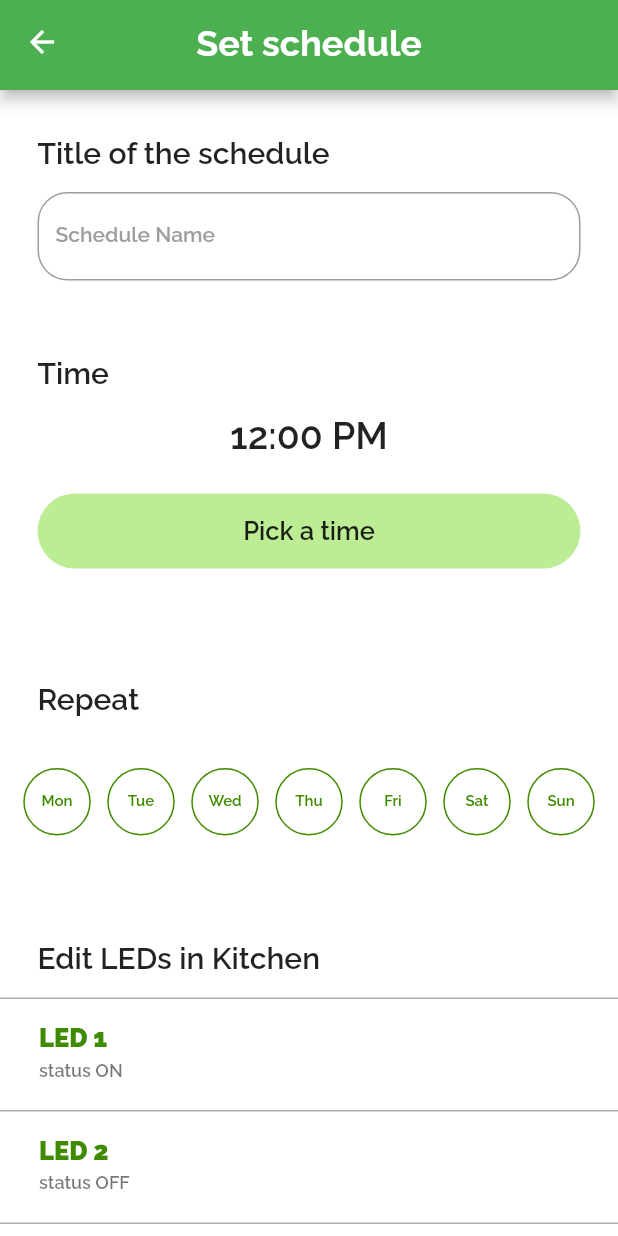
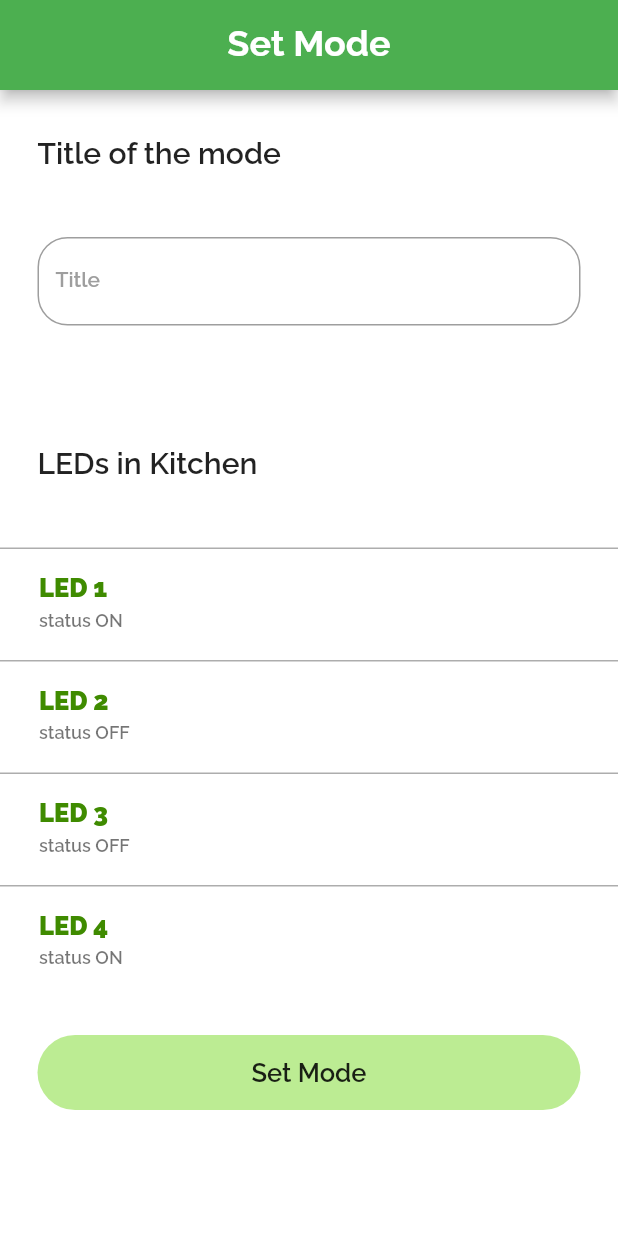
Before and after one commit to MohammadAlAgha/luminexa, a Flutter app: the screen it shows after launch, on a phone screen of 412 x 824 dp. Run offline on Flutter 3.47's test engine with Material 2 defaults, Android fonts, the phone set to English and light mode, and no system bars; our stand-ins replace flutter_svg, google_nav_bar.

Commit message:
Frontend: Created the set mode page

```diff
--- a/luminexa_mobile/lib/main.dart
+++ b/luminexa_mobile/lib/main.dart
@@ -4,6 +4,7 @@ import 'package:flutter/material.dart';
 import 'package:luminexa_mobile/screens/landingPageUser.dart';
 import 'package:luminexa_mobile/screens/login.dart';
 import 'package:luminexa_mobile/screens/setSchedulePage.dart';
+import 'package:luminexa_mobile/screens/setModePage.dart';
 import 'package:luminexa_mobile/screens/signUp.dart';
 import 'package:luminexa_mobile/screens/systemPage.dart';
 
@@ -25,7 +26,7 @@ class _MyAppState extends State<MyApp> {
       theme: ThemeData(
           primarySwatch: Colors.green, scaffoldBackgroundColor: Colors.white),
       debugShowCheckedModeBanner: false,
-      home: setSchedulePage(),
+      home: setModePage(),
     );
   }
 }
--- /dev/null
+++ b/luminexa_mobile/lib/screens/setModePage.dart
@@ -0,0 +1,72 @@
+import 'package:flutter/material.dart';
+import 'package:luminexa_mobile/widgets/appBarWidget/appBarWidget.dart';
+import 'package:luminexa_mobile/widgets/authWidgets/authWidgets.dart';
+import 'package:luminexa_mobile/widgets/buttonWidget/buttonWidget.dart';
+import 'package:luminexa_mobile/widgets/listsWidget/ledsListWidget.dart';
+
+class setModePage extends StatelessWidget {
+  setModePage({super.key});
+
+  final modeController = TextEditingController();
+  final leds = ["LED 1", "LED 2", "LED 3", "LED 4"];
+  final status = ["ON", "OFF", "OFF", "ON"];
+  @override
+  Widget build(BuildContext context) {
+    return Scaffold(
+      appBar: appBar(title: "Set Mode"),
+      body: SingleChildScrollView(
+          child: Column(
+        children: [
+          Padding(
+            padding: const EdgeInsets.symmetric(horizontal: 25, vertical: 30),
+            child: Row(
+              children: [
+                Text(
+                  "Title of the mode",
+                  style: TextStyle(fontFamily: "RalewayBold", fontSize: 20),
+                )
+              ],
+            ),
+          ),
+          SizedBox(
+            height: 15,
+          ),
+          sytledTextField(
+              isPass: false,
+              controller: modeController,
+              label: "Title",
+              hintText: "Title"),
+          SizedBox(
+            height: 50,
+          ),
+          Padding(
+            padding: const EdgeInsets.symmetric(horizontal: 25, vertical: 30),
+            child: Row(
+              children: [
+                Text(
+                  "LEDs in Kitchen",
+                  style: TextStyle(fontFamily: "RalewayBold", fontSize: 20),
+                )
+              ],
+            ),
+          ),
+          SizedBox(
+            height: 15,
+          ),
+          ListView.builder(
+            physics: ScrollPhysics(parent: null),
+            shrinkWrap: true,
+            itemCount: leds.length,
+            itemBuilder: (BuildContext context, int index) {
+              return ledListOption(ledName: leds[index], status: status[index]);
+            },
+          ),
+          Padding(
+            padding: const EdgeInsets.all(25),
+            child: styledButton(innerText: "Set Mode"),
+          )
+        ],
+      )),
+    );
+  }
+}
--- a/luminexa_mobile/lib/screens/setSchedulePage.dart
+++ b/luminexa_mobile/lib/screens/setSchedulePage.dart
@@ -33,7 +33,7 @@ class _setSchedulePageState extends State<setSchedulePage> {
   Widget build(BuildContext context) {
     return Scaffold(
       appBar: appBar(
-        title: "Set schedule",
+        title: "Set Schedule",
         iconLeading: Icon(Icons.arrow_back),
       ),
       body: SingleChildScrollView(
@@ -59,8 +59,8 @@ class _setSchedulePageState extends State<setSchedulePage> {
               sytledTextField(
                 isPass: false,
                 controller: scheduleName,
-                label: "Schedule Name",
-                hintText: "Schedule Name",
+                label: "Title",
+                hintText: "Title",
               ),
               SizedBox(
                 height: 50,
@@ -128,7 +128,7 @@ class _setSchedulePageState extends State<setSchedulePage> {
                 child: Row(
                   children: [
                     Text(
-                      "Edit LEDs in Kitchen",
+                      "LEDs in Kitchen",
                       style: TextStyle(fontFamily: "RalewayBold", fontSize: 20),
                     ),
                   ],
@@ -148,7 +148,7 @@ class _setSchedulePageState extends State<setSchedulePage> {
               ),
               Padding(
                 padding: const EdgeInsets.all(25),
-                child: styledButton(innerText: "Set schedule"),
+                child: styledButton(innerText: "Set Schedule"),
               )
             ],
           ),
```
